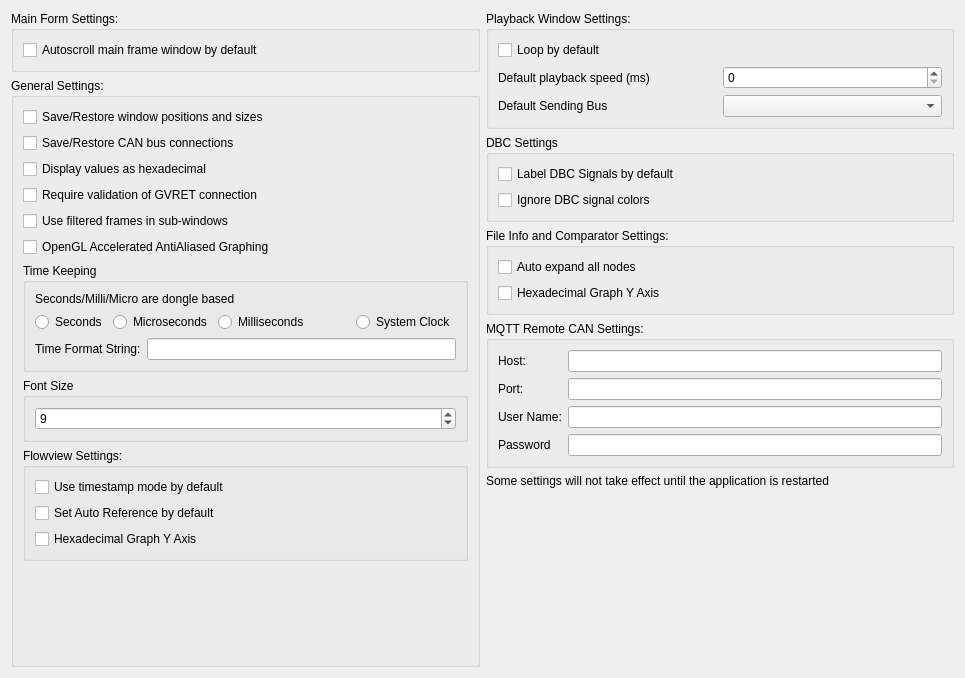
Before: the Qt Designer form ui/mainsettingsdialog.ui in collin80/SavvyCAN, drawn with Qt 5.
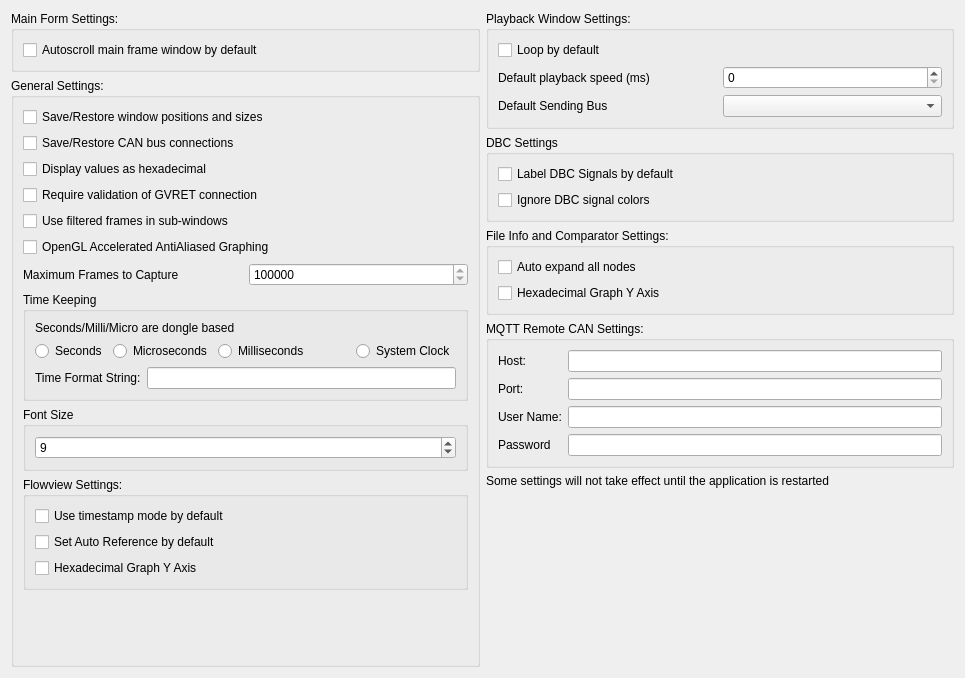
After: the same form once the commit is applied.

Commit message: Made max # of frames an option in preferences, restart to take effect

The edit to the form file:
```diff
--- a/ui/mainsettingsdialog.ui
+++ b/ui/mainsettingsdialog.ui
@@ -80,6 +80,39 @@
           </property>
          </widget>
         </item>
+        <item>
+         <layout class="QHBoxLayout" name="horizontalLayout_6">
+          <property name="topMargin">
+           <number>0</number>
+          </property>
+          <property name="bottomMargin">
+           <number>0</number>
+          </property>
+          <item>
+           <widget class="QLabel" name="label_10">
+            <property name="text">
+             <string>Maximum Frames to Capture</string>
+            </property>
+           </widget>
+          </item>
+          <item>
+           <widget class="QSpinBox" name="spinMaximumFrames">
+            <property name="minimum">
+             <number>100000</number>
+            </property>
+            <property name="maximum">
+             <number>1000000000</number>
+            </property>
+            <property name="singleStep">
+             <number>100000</number>
+            </property>
+            <property name="value">
+             <number>10000000</number>
+            </property>
+           </widget>
+          </item>
+         </layout>
+        </item>
         <item>
          <widget class="QGroupBox" name="groupBox_6">
           <property name="title">
```
The commit also changes 2 other files.
